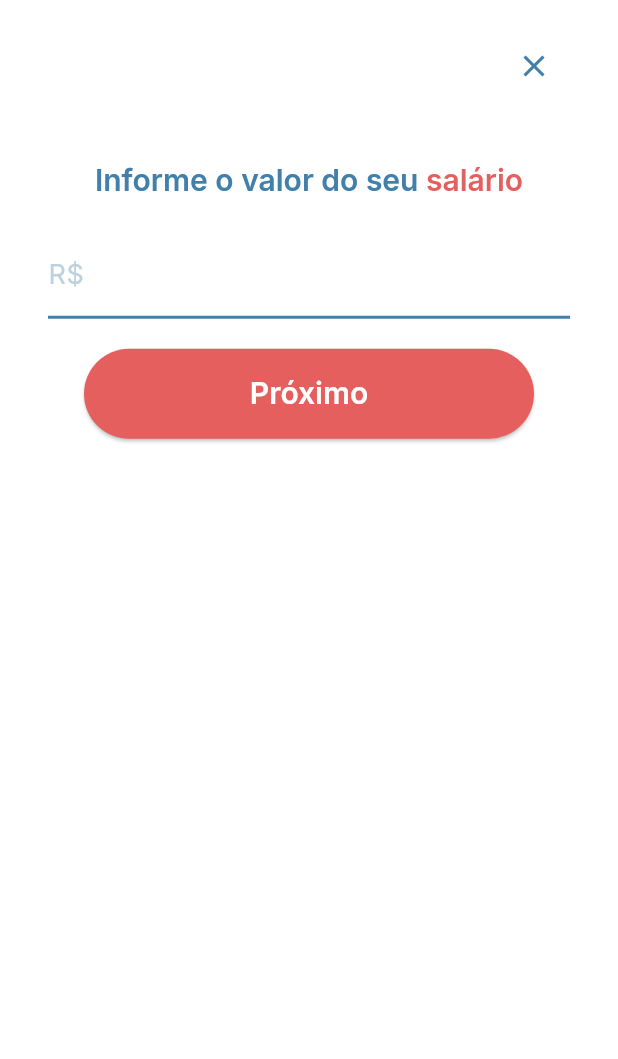
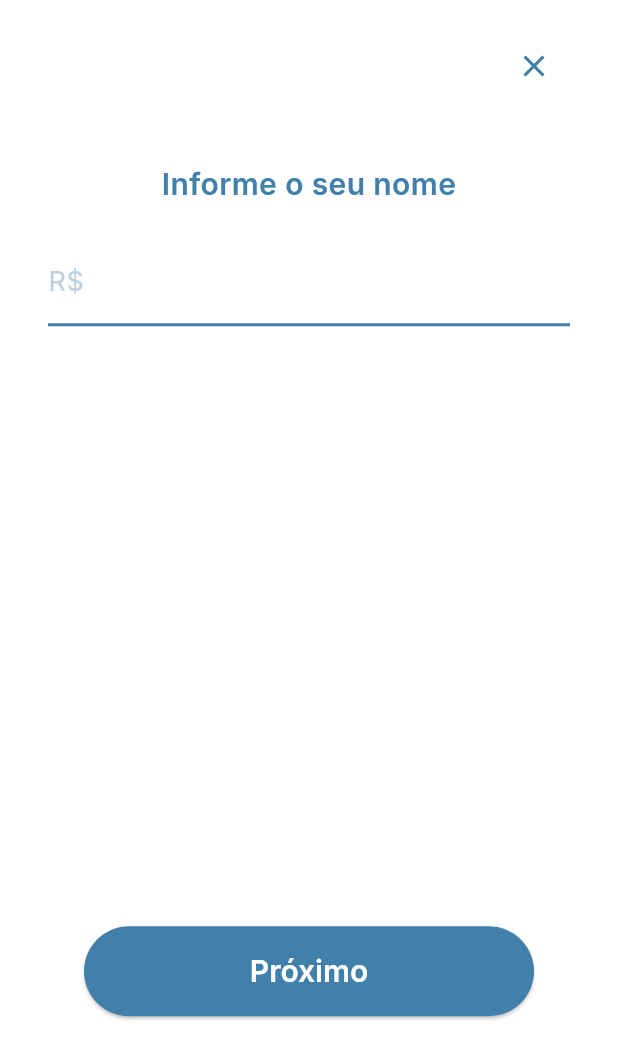
Before and after one commit to fxrnandes/app_cashflow, a Flutter app: the SalaryInputScreen screen opened by its route, on a phone screen of 412 x 824 dp. Shown: the top 1059 px of the screen. Run offline on Flutter 3.47's test engine with Material 3 defaults, Android fonts, the phone set to English and light mode, and no system bars; our stand-ins replace google_fonts, shared_preferences; accounts and stored records are empty.

Commit message:
styles: input name and salary screens

```diff
--- a/lib/screens/salary_input_screen.dart
+++ b/lib/screens/salary_input_screen.dart
@@ -56,26 +56,14 @@ class SalaryInputScreenState extends State<SalaryInputScreen> {
                 ),
               ),
               const SizedBox(height: 40),
-              RichText(
+              Text(
+                'Informe o seu nome',
+                style: GoogleFonts.inter(
+                  fontSize: 20,
+                  fontWeight: FontWeight.w600,
+                  color: const Color(0xFF4180AB),
+                ),
                 textAlign: TextAlign.center,
-                text: TextSpan(
-                  text: 'Informe o valor do seu ',
-                  style: GoogleFonts.inter(
-                    fontSize: 20,
-                    fontWeight: FontWeight.w600,
-                    color: const Color(0xFF4180AB),
-                  ),
-                  children: [
-                    TextSpan(
-                      text: 'salário',
-                      style: GoogleFonts.inter(
-                        fontSize: 20,
-                        fontWeight: FontWeight.w600,
-                        color: const Color(0xFFE65F5F),
-                      ),
-                    ),
-                  ],
-                ),
               ),
               const SizedBox(height: 20),
               TextFormField(
@@ -109,7 +97,7 @@ class SalaryInputScreenState extends State<SalaryInputScreen> {
                   });
                 },
               ),
-              const SizedBox(height: 20),
+              const SizedBox(height: 400),
               SizedBox(
                 width: 300,
                 height: 60,
@@ -123,7 +111,7 @@ class SalaryInputScreenState extends State<SalaryInputScreen> {
                     );
                   },
                   style: ElevatedButton.styleFrom(
-                    backgroundColor: const Color(0xFFE65F5F),
+                    backgroundColor: const Color(0xFF4180AB),
                     foregroundColor: Colors.white,
                     shape: RoundedRectangleBorder(
                       borderRadius: BorderRadius.circular(30),
--- a/lib/screens/welcome_screen.dart
+++ b/lib/screens/welcome_screen.dart
@@ -9,7 +9,7 @@ class WelcomeScreen extends StatelessWidget {
     return Scaffold(
       backgroundColor: const Color(0xFF4180AB), // Cor de fundo
       body: Padding(
-        padding: const EdgeInsets.symmetric(horizontal: 64.0),
+        padding: const EdgeInsets.symmetric(horizontal: 32.0),
         child: Column(
           crossAxisAlignment: CrossAxisAlignment.center,
           children: [
```
Also changed, not shown: lib/screens/name_input_screen.dart (+11 -22 lines).
